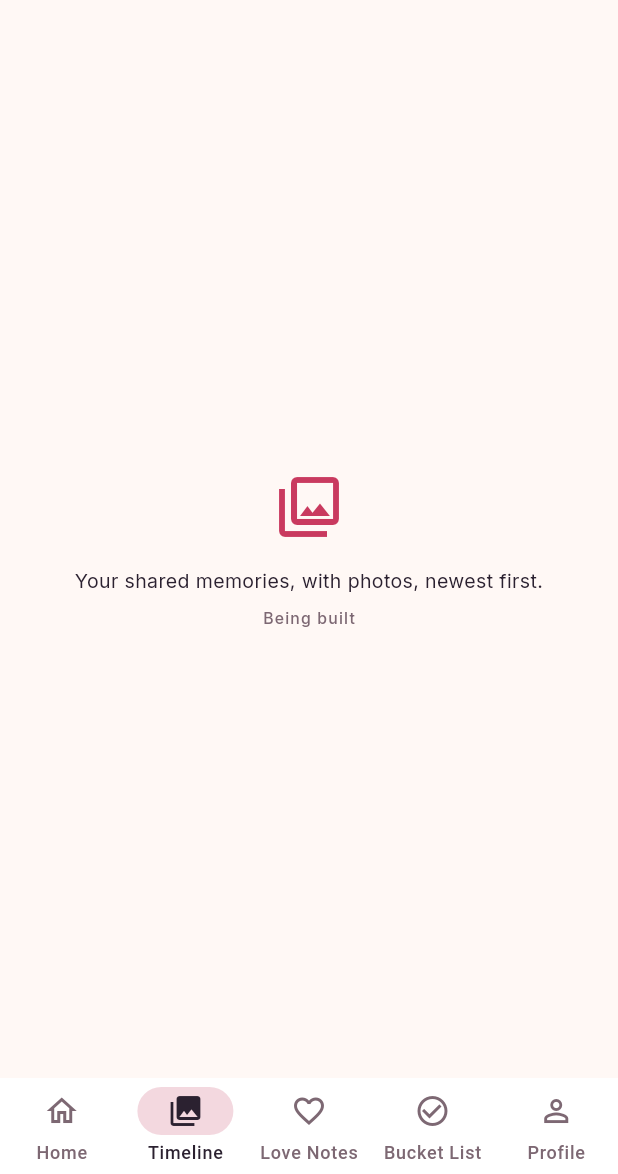
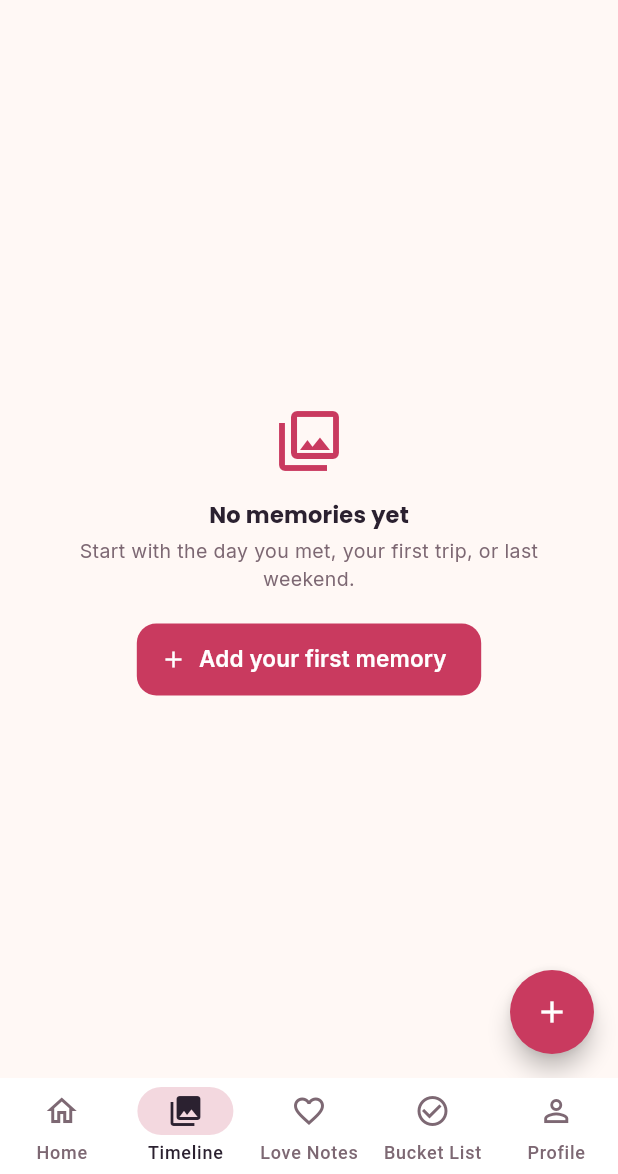
Before and after one commit to H1enZ/6ADET-FINAL-PROJECT--USpace-APP, a Flutter app: the MainShell widget shown alone on an empty page, opened directly with empty values, item 2 of the bottom bar chosen, on a phone screen of 412 x 824 dp, the part 62-1236 px from its top. Run offline on Flutter 3.47's test engine with Material 3 defaults, Android fonts, the phone set to English and light mode, and no system bars; our stand-ins replace device_preview, google_fonts, image_picker, supabase_flutter; accounts and stored records are empty; network calls fail.

Commit message:
Add Timeline, Add memory sheet and memory detail

```diff
--- a/lib/screens/home_screen.dart
+++ b/lib/screens/home_screen.dart
@@ -2,13 +2,17 @@ import 'package:flutter/material.dart';
 import 'package:flutter/services.dart';
 
 import '../models/couple.dart';
+import '../models/memory.dart';
 import '../models/profile.dart';
 import '../services/auth_service.dart';
 import '../services/couple_service.dart';
+import '../services/memory_service.dart';
 import '../theme/app_spacing.dart';
 import '../widgets/atoms/app_button.dart';
 import '../widgets/atoms/section_label.dart';
 import '../widgets/molecules/countdown_card.dart';
+import '../widgets/molecules/memory_card.dart';
+import 'memory_detail_screen.dart';
 
 /// Home: who is in the space, the anniversary countdown, and (while waiting)
 /// the code to send your partner. Pull down to refresh.
@@ -24,6 +28,7 @@ class HomeScreen extends StatefulWidget {
 class _HomeScreenState extends State<HomeScreen> {
   Couple? _couple;
   List<Profile> _members = [];
+  Memory? _latest;
   bool _loading = true;
   String? _error;
 
@@ -38,10 +43,12 @@ class _HomeScreenState extends State<HomeScreen> {
       final coupleId = widget.profile.coupleId!;
       final couple = await CoupleService.couple(coupleId);
       final members = await CoupleService.members(coupleId);
+      final latest = await MemoryService.list(coupleId, limit: 1);
       if (!mounted) return;
       setState(() {
         _couple = couple;
         _members = members;
+        _latest = latest.isEmpty ? null : latest.first;
         _error = null;
         _loading = false;
       });
@@ -59,6 +66,27 @@ class _HomeScreenState extends State<HomeScreen> {
       if (m.userId != widget.profile.userId) return m;
     }
     return null;
+  }
+
+  String _authorName(Memory m) {
+    if (m.authorId == widget.profile.userId) return 'you';
+    for (final p in _members) {
+      if (p.userId == m.authorId) return p.displayName;
+    }
+    return 'your partner';
+  }
+
+  Future<void> _openLatest(Memory memory) async {
+    final changed = await Navigator.of(context).push<bool>(
+      MaterialPageRoute<bool>(
+        builder: (_) => MemoryDetailScreen(
+          memory: memory,
+          authorName: _authorName(memory),
+          isMine: memory.authorId == widget.profile.userId,
+        ),
+      ),
+    );
+    if (changed == true) await _load();
   }
 
   Future<void> _setAnniversary() async {
@@ -134,10 +162,23 @@ class _HomeScreenState extends State<HomeScreen> {
                 onTap: _setAnniversary,
               ),
               const SizedBox(height: AppSpacing.xxl),
-              const SectionLabel(text: 'Recent memories'),
-              Text('No memories yet.',
-                  style: theme.textTheme.bodyMedium
-                      ?.copyWith(color: scheme.onSurfaceVariant)),
+              const SectionLabel(text: 'Latest memory'),
+              if (_latest == null)
+                Text('No memories yet. Add one from the Timeline tab.',
+                    style: theme.textTheme.bodyMedium
+                        ?.copyWith(color: scheme.onSurfaceVariant))
+              else
+                Align(
+                  alignment: Alignment.centerLeft,
+                  child: ConstrainedBox(
+                    constraints: const BoxConstraints(maxWidth: 520),
+                    child: MemoryCard(
+                      memory: _latest!,
+                      authorName: _authorName(_latest!),
+                      onTap: () => _openLatest(_latest!),
+                    ),
+                  ),
+                ),
             ],
           ],
         ),
--- a/lib/screens/main_shell.dart
+++ b/lib/screens/main_shell.dart
@@ -5,6 +5,7 @@ import '../widgets/organisms/app_shell.dart';
 import 'coming_soon_screen.dart';
 import 'home_screen.dart';
 import 'profile_screen.dart';
+import 'timeline_screen.dart';
 
 /// The signed-in, paired app: five tabs inside AppShell.
 /// IndexedStack keeps each tab's state when you switch away and back.
@@ -29,11 +30,7 @@ class _MainShellState extends State<MainShell> {
         index: _index,
         children: [
           HomeScreen(profile: widget.profile),
-          const ComingSoonScreen(
-            title: 'Timeline',
-            icon: Icons.photo_library_outlined,
-            message: 'Your shared memories, with photos, newest first.',
-          ),
+          TimelineScreen(profile: widget.profile),
           const ComingSoonScreen(
             title: 'Love Notes',
             icon: Icons.favorite_border,
--- /dev/null
+++ b/lib/screens/timeline_screen.dart
@@ -0,0 +1,296 @@
+import 'package:flutter/material.dart';
+
+import '../models/memory.dart';
+import '../models/profile.dart';
+import '../services/auth_service.dart';
+import '../services/couple_service.dart';
+import '../services/memory_service.dart';
+import '../theme/app_spacing.dart';
+import '../widgets/atoms/app_button.dart';
+import '../widgets/atoms/filter_pill.dart';
+import '../widgets/molecules/memory_card.dart';
+import 'add_memory_sheet.dart';
+import 'memory_detail_screen.dart';
+
+/// Shared memories, newest first, filtered by year.
+/// One column on a phone, two from 600 dp, three from 840 dp.
+class TimelineScreen extends StatefulWidget {
+  const TimelineScreen({super.key, required this.profile});
+
+  final Profile profile;
+
+  @override
+  State<TimelineScreen> createState() => _TimelineScreenState();
+}
+
+class _TimelineScreenState extends State<TimelineScreen> {
+  List<Memory> _memories = [];
+  Map<String, String> _names = {};
+  int? _year; // null means "All"
+  bool _loading = true;
+  String? _error;
+
+  String get _coupleId => widget.profile.coupleId!;
+
+  @override
+  void initState() {
+    super.initState();
+    _load();
+  }
+
+  Future<void> _load() async {
+    try {
+      final members = await CoupleService.members(_coupleId);
+      final memories = await MemoryService.list(_coupleId);
+      if (!mounted) return;
+      setState(() {
+        _names = {for (final m in members) m.userId: m.displayName};
+        _memories = memories;
+        if (_year != null && !_years.contains(_year)) _year = null;
+        _error = null;
+        _loading = false;
+      });
+    } catch (e) {
+      if (!mounted) return;
+      setState(() {
+        _error = friendlyError(e);
+        _loading = false;
+      });
+    }
+  }
+
+  List<int> get _years {
+    final years = {for (final m in _memories) m.memoryDate.year}.toList();
+    years.sort((a, b) => b.compareTo(a));
+    return years;
+  }
+
+  List<Memory> get _visible => _year == null
+      ? _memories
+      : _memories.where((m) => m.memoryDate.year == _year).toList();
+
+  String _authorName(Memory m) => m.authorId == widget.profile.userId
+      ? 'you'
+      : (_names[m.authorId] ?? 'your partner');
+
+  void _showMessage(String text) {
+    ScaffoldMessenger.of(context).showSnackBar(SnackBar(content: Text(text)));
+  }
+
+  Future<void> _add() async {
+    final saved = await showModalBottomSheet<bool>(
+      context: context,
+      isScrollControlled: true,
+      useSafeArea: true,
+      showDragHandle: true,
+      builder: (_) => AddMemorySheet(coupleId: _coupleId),
+    );
+    if (saved != true) return;
+    await _load();
+    if (!mounted) return;
+    _showMessage('Memory saved');
+  }
+
+  void _replace(Memory updated) {
+    _memories = [
+      for (final m in _memories) m.id == updated.id ? updated : m,
+    ];
+  }
+
+  Future<void> _toggleFavourite(Memory memory) async {
+    // Update the heart straight away, then confirm with the database.
+    setState(() => _replace(memory.copyWith(isFavorite: !memory.isFavorite)));
+    try {
+      final value = await MemoryService.toggleFavorite(memory.id);
+      if (!mounted) return;
+      setState(() => _replace(memory.copyWith(isFavorite: value)));
+    } catch (e) {
+      if (!mounted) return;
+      setState(() => _replace(memory));
+      _showMessage(friendlyError(e));
+    }
+  }
+
+  Future<void> _open(Memory memory) async {
+    final changed = await Navigator.of(context).push<bool>(
+      MaterialPageRoute<bool>(
+        builder: (_) => MemoryDetailScreen(
+          memory: memory,
+          authorName: _authorName(memory),
+          isMine: memory.authorId == widget.profile.userId,
+        ),
+      ),
+    );
+    if (changed == true) await _load();
+  }
+
+  @override
+  Widget build(BuildContext context) {
+    final theme = Theme.of(context);
+    final scheme = theme.colorScheme;
+
+    return Scaffold(
+      appBar: AppBar(title: const Text('Timeline')),
+      floatingActionButton: FloatingActionButton(
+        onPressed: _loading ? null : _add,
+        tooltip: 'Add a memory',
+        shape: const CircleBorder(),
+        backgroundColor: scheme.primary,
+        foregroundColor: scheme.onPrimary,
+        child: const Icon(Icons.add),
+      ),
+      body: _loading
+          ? const Center(child: CircularProgressIndicator())
+          : RefreshIndicator(
+              onRefresh: _load,
+              child: LayoutBuilder(
+                builder: (context, constraints) => CustomScrollView(
+                  physics: const AlwaysScrollableScrollPhysics(),
+                  slivers: [
+                    if (_error != null) _errorSliver(theme),
+                    if (_years.isNotEmpty) _yearPills(),
+                    if (_memories.isEmpty && _error == null)
+                      SliverFillRemaining(
+                        hasScrollBody: false,
+                        child: _EmptyState(onAdd: _add),
+                      )
+                    else
+                      _grid(constraints.maxWidth),
+                  ],
+                ),
+              ),
+            ),
+    );
+  }
+
+  Widget _errorSliver(ThemeData theme) {
+    return SliverToBoxAdapter(
+      child: Padding(
+        padding: const EdgeInsets.all(AppSpacing.screenMargin),
+        child: Column(
+          crossAxisAlignment: CrossAxisAlignment.start,
+          children: [
+            Text(_error!,
+                style: theme.textTheme.bodyMedium
+                    ?.copyWith(color: theme.colorScheme.error)),
+            const SizedBox(height: AppSpacing.md),
+            AppButton(
+              label: 'Try again',
+              variant: AppButtonVariant.outlined,
+              onPressed: _load,
+            ),
+          ],
+        ),
+      ),
+    );
+  }
+
+  Widget _yearPills() {
+    return SliverToBoxAdapter(
+      child: SizedBox(
+        height: AppSpacing.touchTarget + AppSpacing.sm,
+        child: ListView(
+          scrollDirection: Axis.horizontal,
+          padding: const EdgeInsets.symmetric(
+            horizontal: AppSpacing.screenMargin,
+            vertical: AppSpacing.xs,
+          ),
+          children: [
+            for (final year in _years)
+              Padding(
+                padding: const EdgeInsets.only(right: AppSpacing.sm),
+                child: FilterPill(
+                  label: '$year',
+                  selected: _year == year,
+                  onTap: () => setState(() => _year = year),
+                ),
+              ),
+            FilterPill(
+              label: 'All',
+              selected: _year == null,
+              onTap: () => setState(() => _year = null),
+            ),
+          ],
+        ),
+      ),
+    );
+  }
+
+  Widget _grid(double width) {
+    final columns = width >= AppSpacing.expandedMin
+        ? 3
+        : width >= AppSpacing.compactMax
+            ? 2
+            : 1;
+    final layout =
+        columns == 1 ? MemoryCardLayout.list : MemoryCardLayout.grid;
+    const margin = AppSpacing.screenMargin;
+    const gap = AppSpacing.lg;
+    final cellWidth = (width - margin * 2 - gap * (columns - 1)) / columns;
+    final aspect = columns == 1 ? 16 / 9 : 4 / 3;
+    final visible = _visible;
+
+    return SliverPadding(
+      // Extra space at the bottom so the + button never covers a heart.
+      padding: const EdgeInsets.fromLTRB(margin, AppSpacing.sm, margin, 96),
+      sliver: SliverGrid(
+        gridDelegate: SliverGridDelegateWithFixedCrossAxisCount(
+          crossAxisCount: columns,
+          mainAxisSpacing: gap,
+          crossAxisSpacing: gap,
+          mainAxisExtent: cellWidth / aspect + MemoryCard.footerHeight + 2,
+        ),
+        delegate: SliverChildBuilderDelegate(
+          (context, i) {
+            final memory = visible[i];
+            return MemoryCard(
+              memory: memory,
+              authorName: _authorName(memory),
+              layout: layout,
+              onTap: () => _open(memory),
+              onFavourite: () => _toggleFavourite(memory),
+            );
+          },
+          childCount: visible.length,
+        ),
+      ),
+    );
+  }
+}
+
+class _EmptyState extends StatelessWidget {
+  const _EmptyState({required this.onAdd});
+
+  final VoidCallback onAdd;
+
+  @override
+  Widget build(BuildContext context) {
+    final theme = Theme.of(context);
+    return Padding(
+      padding: const EdgeInsets.all(AppSpacing.huge),
+      child: Column(
+        mainAxisAlignment: MainAxisAlignment.center,
+        children: [
+          Icon(Icons.photo_library_outlined,
+              size: 48, color: theme.colorScheme.primary),
+          const SizedBox(height: AppSpacing.lg),
+          Text('No memories yet', style: theme.textTheme.titleMedium),
+          const SizedBox(height: AppSpacing.xs),
+          Text(
+            'Start with the day you met, your first trip, or last weekend.',
+            textAlign: TextAlign.center,
+            style: theme.textTheme.bodyMedium?.copyWith(
+              color: theme.colorScheme.onSurfaceVariant,
+            ),
+          ),
+          const SizedBox(height: AppSpacing.xl),
+          AppButton(
+            label: 'Add your first memory',
+            icon: Icons.add,
+            onPressed: onAdd,
+          ),
+        ],
+      ),
+    );
+  }
+}
```
Also changed, not shown: lib/screens/add_memory_sheet.dart (added, +206 -0 lines), lib/screens/memory_detail_screen.dart (added, +151 -0 lines).
